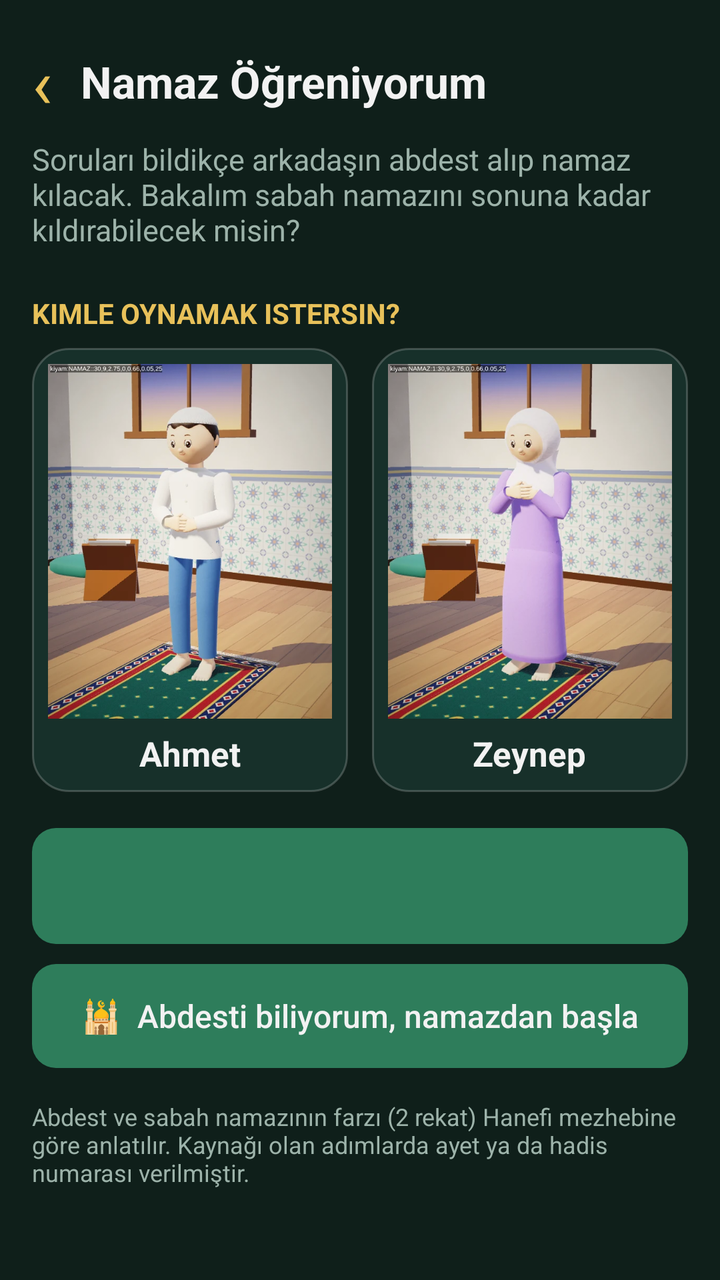
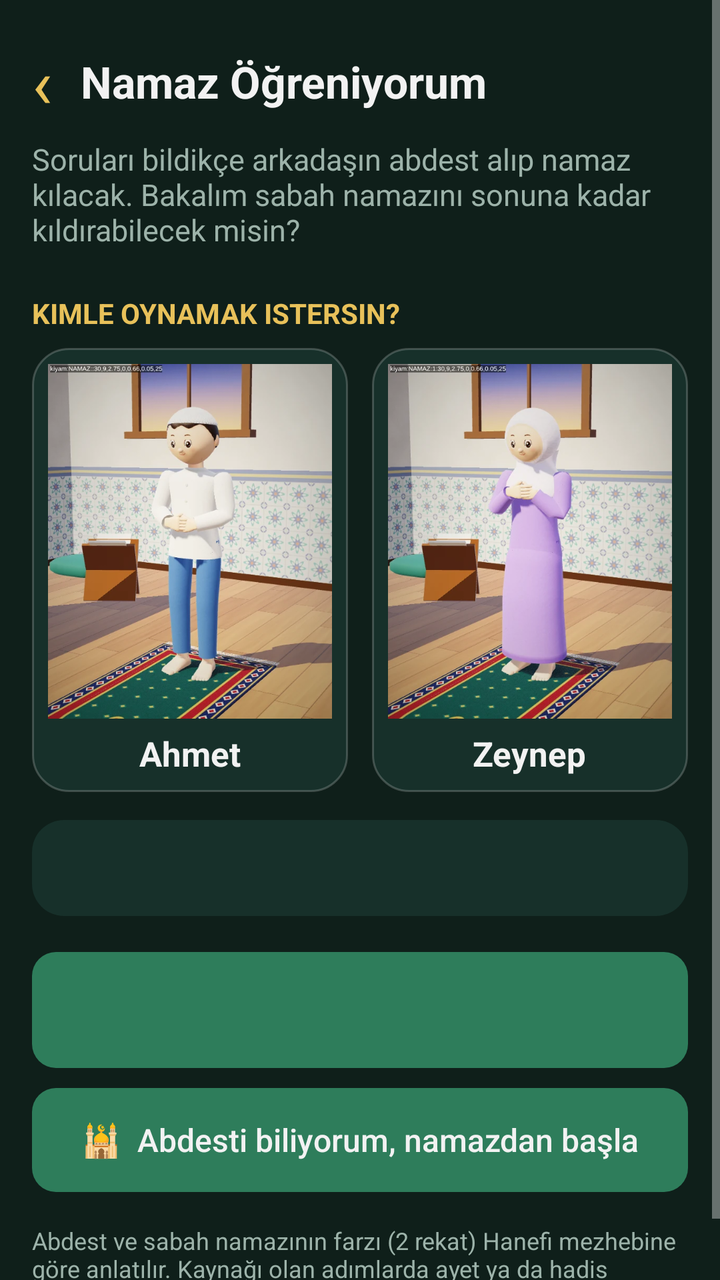

An Android layout rendered at two revisions. The XML below is the earlier revision; the diff shows what the commit changed to produce the second picture.
<!-- AndroidManifest.xml: application theme AppTheme -->
<!-- res/layout/activity_prayer_game.xml -->
<?xml version="1.0" encoding="utf-8"?>
<ScrollView xmlns:android="http://schemas.android.com/apk/res/android"
    android:id="@+id/root"
    android:layout_width="match_parent"
    android:layout_height="match_parent"
    android:background="@color/bg"
    android:fillViewport="true">

    <LinearLayout
        android:layout_width="match_parent"
        android:layout_height="wrap_content"
        android:orientation="vertical"
        android:padding="16dp">

        
        <LinearLayout
            android:layout_width="match_parent"
            android:layout_height="wrap_content"
            android:gravity="center_vertical"
            android:orientation="horizontal">

            <TextView
                android:id="@+id/btnBack"
                android:layout_width="wrap_content"
                android:layout_height="wrap_content"
                android:background="?android:attr/selectableItemBackground"
                android:contentDescription="Geri"
                android:paddingTop="2dp"
                android:paddingEnd="14dp"
                android:paddingBottom="2dp"
                android:text="‹"
                android:textColor="@color/gold"
                android:textSize="34sp" />

            <TextView
                style="@style/Title"
                android:layout_width="0dp"
                android:layout_height="wrap_content"
                android:layout_weight="1"
                android:text="Namaz Öğreniyorum" />

            <TextView
                android:id="@+id/btnSpeak"
                android:layout_width="wrap_content"
                android:layout_height="wrap_content"
                android:background="?android:attr/selectableItemBackground"
                android:contentDescription="Sesli oku"
                android:padding="8dp"
                android:text="🔊 Oku"
                android:textColor="@color/gold"
                android:textSize="15sp"
                android:visibility="gone" />
        </LinearLayout>

        
        <LinearLayout
            android:id="@+id/startPane"
            android:layout_width="match_parent"
            android:layout_height="wrap_content"
            android:orientation="vertical">

            <TextView
                android:layout_width="match_parent"
                android:layout_height="wrap_content"
                android:layout_marginTop="4dp"
                android:text="Soruları bildikçe arkadaşın abdest alıp namaz kılacak. Bakalım sabah namazını sonuna kadar kıldırabilecek misin?"
                android:textColor="@color/muted"
                android:textSize="15sp" />

            <TextView
                style="@style/SectionHead"
                android:text="Kimle oynamak istersin?" />

            <LinearLayout
                android:layout_width="match_parent"
                android:layout_height="wrap_content"
                android:orientation="horizontal">

                <LinearLayout
                    android:id="@+id/cardBoy"
                    android:layout_width="0dp"
                    android:layout_height="wrap_content"
                    android:layout_marginEnd="6dp"
                    android:layout_weight="1"
                    android:background="@drawable/char_card"
                    android:clickable="true"
                    android:focusable="true"
                    android:gravity="center_horizontal"
                    android:orientation="vertical"
                    android:padding="8dp">

                    
                    <ImageView
                        android:id="@+id/previewBoy"
                        android:layout_width="match_parent"
                        android:layout_height="wrap_content"
                        android:adjustViewBounds="true"
                        android:importantForAccessibility="no"
                        android:src="@drawable/namaz_ahmet" />

                    <TextView
                        android:layout_width="wrap_content"
                        android:layout_height="wrap_content"
                        android:layout_marginTop="6dp"
                        android:text="Ahmet"
                        android:textColor="@color/text"
                        android:textSize="17sp"
                        android:textStyle="bold" />
                </LinearLayout>

                <LinearLayout
                    android:id="@+id/cardGirl"
                    android:layout_width="0dp"
                    android:layout_height="wrap_content"
                    android:layout_marginStart="6dp"
                    android:layout_weight="1"
                    android:background="@drawable/char_card"
                    android:clickable="true"
                    android:focusable="true"
                    android:gravity="center_horizontal"
                    android:orientation="vertical"
                    android:padding="8dp">

                    
                    <ImageView
                        android:id="@+id/previewGirl"
                        android:layout_width="match_parent"
                        android:layout_height="wrap_content"
                        android:adjustViewBounds="true"
                        android:importantForAccessibility="no"
                        android:src="@drawable/namaz_zeynep" />

                    <TextView
                        android:layout_width="wrap_content"
                        android:layout_height="wrap_content"
                        android:layout_marginTop="6dp"
                        android:text="Zeynep"
                        android:textColor="@color/text"
                        android:textSize="17sp"
                        android:textStyle="bold" />
                </LinearLayout>
            </LinearLayout>

            <Button
                android:id="@+id/btnStart"
                style="@style/Btn"
                android:layout_width="match_parent"
                android:layout_height="wrap_content"
                android:layout_marginTop="18dp"
                android:minHeight="58dp"
                android:textSize="18sp"
                android:textStyle="bold" />

            <Button
                android:id="@+id/btnNamazOnly"
                style="@style/Btn"
                android:layout_width="match_parent"
                android:layout_marginTop="10dp"
                android:text="🕌  Abdesti biliyorum, namazdan başla" />

            <TextView
                android:id="@+id/btnRestart"
                android:layout_width="wrap_content"
                android:layout_height="wrap_content"
                android:layout_gravity="center_horizontal"
                android:layout_marginTop="8dp"
                android:background="?android:attr/selectableItemBackground"
                android:padding="10dp"
                android:text="Baştan başla"
                android:textColor="@color/muted"
                android:textSize="15sp"
                android:visibility="gone" />

            <TextView
                android:id="@+id/tvWins"
                android:layout_width="match_parent"
                android:layout_height="wrap_content"
                android:layout_marginTop="8dp"
                android:gravity="center"
                android:textColor="@color/gold"
                android:textSize="15sp"
                android:visibility="gone" />

            <TextView
                android:layout_width="match_parent"
                android:layout_height="wrap_content"
                android:layout_marginTop="16dp"
                android:text="Abdest ve sabah namazının farzı (2 rekat) Hanefi mezhebine göre anlatılır. Kaynağı olan adımlarda ayet ya da hadis numarası verilmiştir."
                android:textColor="@color/muted"
                android:textSize="12sp" />
        </LinearLayout>

        
        <LinearLayout
            android:id="@+id/gamePane"
            android:layout_width="match_parent"
            android:layout_height="wrap_content"
            android:orientation="vertical"
            android:visibility="gone">

            <TextView
                android:id="@+id/tvChapter"
                android:layout_width="match_parent"
                android:layout_height="wrap_content"
                android:layout_marginTop="2dp"
                android:textColor="@color/muted"
                android:textSize="14sp" />

            <ProgressBar
                android:id="@+id/bar"
                style="@android:style/Widget.Material.ProgressBar.Horizontal"
                android:layout_width="match_parent"
                android:layout_height="wrap_content"
                android:layout_marginTop="4dp"
                android:progressTint="@color/gold" />

            <com.aydinmtl.namazvakitleri.PrayerStageView
                android:id="@+id/figure"
                android:layout_width="match_parent"
                android:layout_height="wrap_content"
                android:layout_marginTop="8dp"
                android:contentDescription="Abdest alan ve namaz kılan çocuk" />

            
            <TextView
                android:id="@+id/tvStepTitle"
                android:layout_width="match_parent"
                android:layout_height="wrap_content"
                android:layout_marginTop="10dp"
                android:gravity="center"
                android:textColor="@color/gold"
                android:textSize="19sp"
                android:textStyle="bold"
                android:visibility="invisible" />

            
            <TextView
                android:id="@+id/tvRecite"
                android:layout_width="match_parent"
                android:layout_height="wrap_content"
                android:layout_marginTop="8dp"
                android:background="@drawable/level_card"
                android:lineSpacingExtra="4dp"
                android:padding="14dp"
                android:textColor="@color/text"
                android:textSize="18sp"
                android:visibility="gone" />

            <LinearLayout
                android:id="@+id/questionBox"
                android:layout_width="match_parent"
                android:layout_height="wrap_content"
                android:orientation="vertical">

                <TextView
                    android:id="@+id/tvQuestion"
                    android:layout_width="match_parent"
                    android:layout_height="wrap_content"
                    android:layout_marginTop="6dp"
                    android:background="@drawable/card"
                    android:lineSpacingExtra="4dp"
                    android:padding="16dp"
                    android:textColor="@color/text"
                    android:textSize="19sp"
                    android:textStyle="bold" />

                <LinearLayout
                    android:id="@+id/options"
                    android:layout_width="match_parent"
                    android:layout_height="wrap_content"
                    android:layout_marginTop="6dp"
                    android:orientation="vertical" />

                <TextView
                    android:id="@+id/tvInfo"
                    android:layout_width="match_parent"
                    android:layout_height="wrap_content"
                    android:layout_marginTop="12dp"
                    android:accessibilityLiveRegion="polite"
                    android:lineSpacingExtra="3dp"
                    android:textColor="@color/text"
                    android:textSize="15sp"
                    android:visibility="gone" />

                <Button
                    android:id="@+id/btnNext"
                    style="@style/Btn"
                    android:layout_width="match_parent"
                    android:layout_marginTop="12dp"
                    android:text="Devam ›"
                    android:visibility="gone" />
            </LinearLayout>

            
            <LinearLayout
                android:id="@+id/finishBox"
                android:layout_width="match_parent"
                android:layout_height="wrap_content"
                android:gravity="center_horizontal"
                android:orientation="vertical"
                android:visibility="gone">

                <TextView
                    android:layout_width="wrap_content"
                    android:layout_height="wrap_content"
                    android:layout_marginTop="8dp"
                    android:importantForAccessibility="no"
                    android:text="🏆"
                    android:textSize="56sp" />

                <TextView
                    android:id="@+id/tvFinishTitle"
                    style="@style/Title"
                    android:layout_width="wrap_content"
                    android:layout_height="wrap_content"
                    android:gravity="center" />

                <TextView
                    android:id="@+id/tvFinishText"
                    android:layout_width="match_parent"
                    android:layout_height="wrap_content"
                    android:layout_marginTop="8dp"
                    android:gravity="center"
                    android:lineSpacingExtra="3dp"
                    android:textColor="@color/text"
                    android:textSize="16sp" />

                <Button
                    android:id="@+id/btnAgain"
                    style="@style/Btn"
                    android:layout_width="match_parent"
                    android:layout_marginTop="16dp"
                    android:text="🔁  Tekrar oyna" />

                <TextView
                    android:id="@+id/btnExit"
                    android:layout_width="wrap_content"
                    android:layout_height="wrap_content"
                    android:layout_marginTop="8dp"
                    android:background="?android:attr/selectableItemBackground"
                    android:padding="10dp"
                    android:text="Çıkış"
                    android:textColor="@color/muted"
                    android:textSize="15sp" />
            </LinearLayout>
        </LinearLayout>
    </LinearLayout>
</ScrollView>
<!-- resources referenced by this layout -->
<resources>
  <color name="bg">#FF0F1F1A</color>
  <color name="gold">#FFE8C15A</color>
  <color name="muted">#FF9DB3AA</color>
  <color name="text">#FFF2F2F2</color>
  <!-- drawable card (drawable) -->
  <?xml version="1.0" encoding="utf-8"?>
  <shape xmlns:android="http://schemas.android.com/apk/res/android" android:shape="rectangle">
      <solid android:color="@color/card" />
      <corners android:radius="16dp" />
  </shape>
  <!-- drawable char_card (drawable) -->
  <?xml version="1.0" encoding="utf-8"?>
  <selector xmlns:android="http://schemas.android.com/apk/res/android">
      <item android:state_selected="true">
          <shape android:shape="rectangle">
              <solid android:color="@color/card" />
              <stroke android:width="3dp" android:color="@color/gold" />
              <corners android:radius="18dp" />
          </shape>
      </item>
      <item>
          <shape android:shape="rectangle">
              <solid android:color="@color/card" />
              <stroke android:width="1dp" android:color="#33FFFFFF" />
              <corners android:radius="18dp" />
          </shape>
      </item>
  </selector>
  <!-- drawable level_card (drawable) -->
  <?xml version="1.0" encoding="utf-8"?>
  <ripple xmlns:android="http://schemas.android.com/apk/res/android" android:color="#33FFFFFF">
      <item>
          <shape android:shape="rectangle">
              <solid android:color="@color/card" />
              <stroke android:width="1dp" android:color="#77E8C15A" />
              <corners android:radius="18dp" />
          </shape>
      </item>
  </ripple>
  <!-- drawable namaz_ahmet: webp bitmap (drawable-nodpi, 56468 bytes) -->
  <!-- drawable namaz_zeynep: webp bitmap (drawable-nodpi, 54534 bytes) -->
  <style name="Btn">
          <item name="android:layout_height">52dp</item>
          <item name="android:background">@drawable/btn</item>
          <item name="android:textColor">@color/text</item>
          <item name="android:textSize">16sp</item>
          <item name="android:textAllCaps">false</item>
          <item name="android:stateListAnimator">@null</item>
      </style>
  <style name="SectionHead">
          <item name="android:layout_width">match_parent</item>
          <item name="android:layout_height">wrap_content</item>
          <item name="android:layout_marginTop">22dp</item>
          <item name="android:layout_marginBottom">8dp</item>
          <item name="android:textColor">@color/gold</item>
          <item name="android:textSize">14sp</item>
          <item name="android:textStyle">bold</item>
          <item name="android:textAllCaps">true</item>
      </style>
  <style name="Title">
          <item name="android:textColor">@color/text</item>
          <item name="android:textSize">22sp</item>
          <item name="android:textStyle">bold</item>
      </style>
  <style name="AppTheme" parent="android:Theme.Material.NoActionBar">
          <item name="android:colorPrimary">@color/primary</item>
          <item name="android:colorPrimaryDark">@color/bg</item>
          <item name="android:colorAccent">@color/gold</item>
          <item name="android:windowBackground">@color/bg</item>
          <item name="android:statusBarColor">@color/bg</item>
          <item name="android:navigationBarColor">@color/bg</item>
          <item name="android:textColor">@color/text</item>
      </style>
  <color name="card">#FF17302A</color>
  <!-- drawable btn (drawable) -->
  <?xml version="1.0" encoding="utf-8"?>
  <ripple xmlns:android="http://schemas.android.com/apk/res/android" android:color="#33FFFFFF">
      <item>
          <shape android:shape="rectangle">
              <solid android:color="@color/primary" />
              <corners android:radius="12dp" />
          </shape>
      </item>
  </ripple>
  <color name="primary">#FF2E7D5B</color>
</resources>

<!-- the commit's change to res/layout/activity_prayer_game.xml (unified diff, before → after) -->
@@ -141,6 +141,19 @@
                 </LinearLayout>
             </LinearLayout>
 
+            
+            <TextView
+                android:id="@+id/btnSound"
+                android:layout_width="match_parent"
+                android:layout_height="wrap_content"
+                android:layout_marginTop="14dp"
+                android:background="@drawable/card"
+                android:gravity="center"
+                android:minHeight="48dp"
+                android:padding="12dp"
+                android:textColor="@color/text"
+                android:textSize="16sp" />
+
             <Button
                 android:id="@+id/btnStart"
                 style="@style/Btn"
@@ -244,6 +257,24 @@
                 android:padding="14dp"
                 android:textColor="@color/text"
                 android:textSize="18sp"
+                android:visibility="gone" />
+
+            
+            <TextView
+                android:id="@+id/btnSkip"
+                android:layout_width="wrap_content"
+                android:layout_height="wrap_content"
+                android:layout_gravity="end"
+                android:layout_marginTop="6dp"
+                android:background="@drawable/card"
+                android:gravity="center"
+                android:minHeight="44dp"
+                android:paddingHorizontal="18dp"
+                android:paddingVertical="10dp"
+                android:text="⏭  Okunuşu atla"
+                android:textColor="@color/gold"
+                android:textSize="16sp"
+                android:textStyle="bold"
                 android:visibility="gone" />
 
             <LinearLayout
